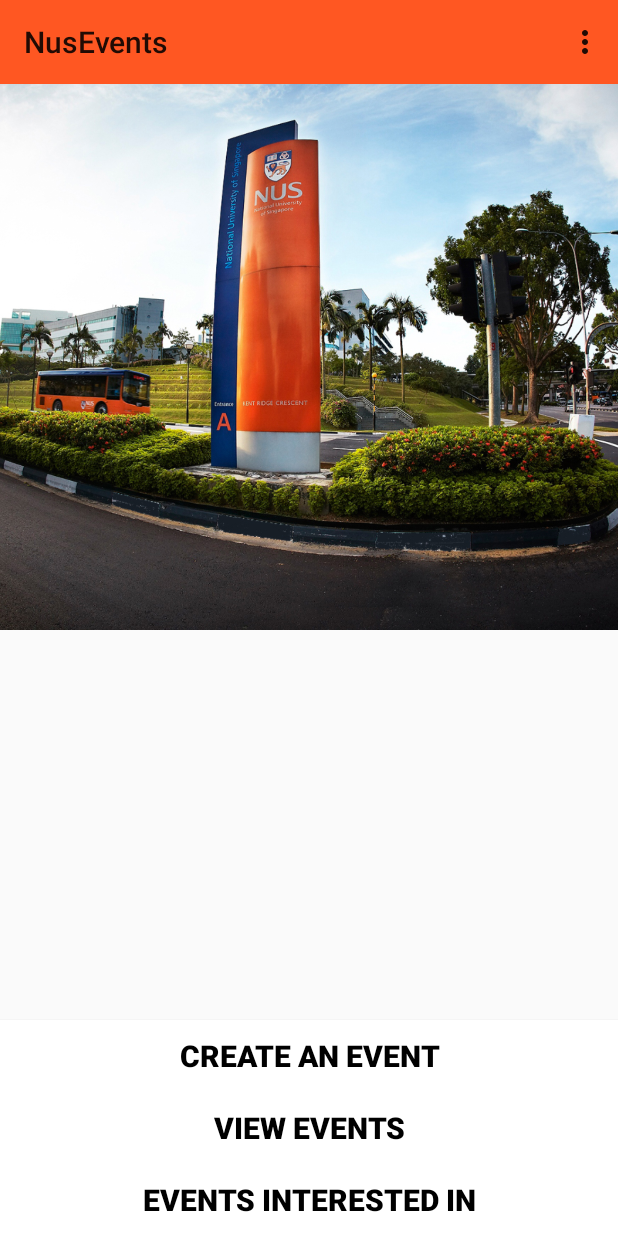
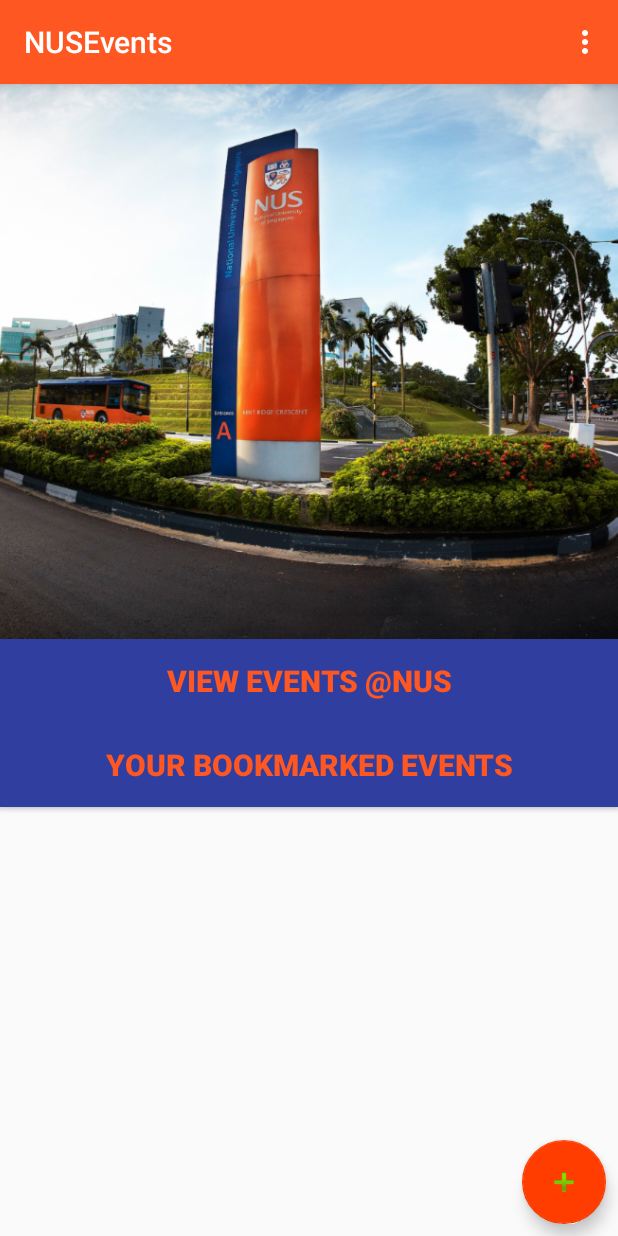
Before and after one commit to tshradheya/NUSEvents-Orbital, an Android app: the screen it shows after launch (MainActivity), on a phone screen of 412 x 824 dp. Run offline under Robolectric (Android 15) with nearby library versions, the phone set to English and light mode, and no system bars.

Commit message:
Changed interface. Floating button added. Few other changes

```diff
--- a/app/src/main/AndroidManifest.xml
+++ b/app/src/main/AndroidManifest.xml
@@ -4,11 +4,11 @@
 
     <application
         android:allowBackup="true"
-        android:icon="@mipmap/ic_launcher"
+        android:icon="@drawable/calendar"
         android:label="@string/app_name"
-        android:roundIcon="@mipmap/ic_launcher_round"
+        android:roundIcon="@drawable/calendar"
         android:supportsRtl="true"
-        android:theme="@style/Nustheme">
+        android:theme="@style/AppTheme">
         <activity android:name=".MainActivity">
             <intent-filter>
                 <action android:name="android.intent.action.MAIN" />
--- a/app/src/main/java/com/example/android/nusevents/MainActivity.java
+++ b/app/src/main/java/com/example/android/nusevents/MainActivity.java
@@ -14,8 +14,7 @@ public class MainActivity extends AppCompatActivity {
         super.onCreate(savedInstanceState);
         setContentView(R.layout.activity_main);
 
-        Toolbar mToolBar = (Toolbar)findViewById(R.id.toolbar3);
-        setSupportActionBar(mToolBar);
+
 
     }
 
--- a/app/src/main/res/layout/activity_main.xml
+++ b/app/src/main/res/layout/activity_main.xml
@@ -1,85 +1,83 @@
 <?xml version="1.0" encoding="utf-8"?>
-<android.support.constraint.ConstraintLayout xmlns:android="http://schemas.android.com/apk/res/android"
+<android.support.design.widget.CoordinatorLayout xmlns:android="http://schemas.android.com/apk/res/android"
     xmlns:app="http://schemas.android.com/apk/res-auto"
     xmlns:tools="http://schemas.android.com/tools"
     android:layout_width="match_parent"
     android:layout_height="match_parent"
-    tools:context="com.example.android.nusevents.MainActivity"
     >
 
     <RelativeLayout
-        android:layout_width="wrap_content"
-        android:layout_height="wrap_content"
+        xmlns:android="http://schemas.android.com/apk/res/android"
+        android:layout_width="match_parent"
+        android:layout_height="match_parent"
 
-        tools:layout_editor_absoluteY="0dp"
-        tools:layout_editor_absoluteX="0dp">
+        android:id="@+id/relativeLayout">
 
 
-    <ImageView
-        android:id="@+id/nushome"
-        android:layout_width="match_parent"
-        android:layout_height="370dp"
-        android:layout_weight="1"
-        android:src="@drawable/homescreen"
-        android:scaleType="centerCrop"
-        android:layout_marginTop="50dp"
-        />
+        <ImageView
+            android:id="@+id/nushome"
+            android:layout_width="match_parent"
+            android:layout_height="370dp"
 
-        <Button
-            android:id="@+id/button"
-            android:layout_width="match_parent"
-            android:layout_height="wrap_content"
-            android:text="CREATE AN EVENT"
-            android:layout_centerHorizontal="true"
-            android:layout_above="@+id/buttontwo"
-            android:layout_marginTop="10dp"
+            android:src="@drawable/homescreen"
+            android:scaleType="centerCrop"
+            android:foregroundGravity="top"
 
-            android:textSize="20sp"
-            android:textStyle="bold"
-            android:background="#ffffff"
-            android:textColor="#000000"
             />
 
         <Button
             android:id="@+id/buttontwo"
             android:layout_width="match_parent"
-            android:layout_height="wrap_content"
-            android:text="VIEW EVENTS"
+            android:layout_height="56dp"
+            android:text="VIEW EVENTS @NUS"
             android:layout_centerHorizontal="true"
             android:background="#ffffff"
-            android:layout_above="@+id/buttonthree"
             android:textSize="20sp"
             android:textStyle="bold"
-            android:textColor="#000000"
+            android:textColor="@color/colorPrimary"
+            android:backgroundTint="@color/colorPrimaryDark"
+            android:layout_below="@+id/nushome"
             />
 
         <Button
             android:id="@+id/buttonthree"
             android:layout_width="match_parent"
-            android:layout_height="wrap_content"
-            android:text="EVENTS INTERESTED IN"
-            android:layout_alignParentBottom="true"
+            android:layout_height="56dp"
+            android:text="YOUR BOOKMARKED EVENTS"
             android:background="#ffffff"
-            android:layout_below="@+id/button2"
             android:textSize="20sp"
             android:textStyle="bold"
 
-            android:textColor="#000000"
+            android:textColor="@color/colorPrimary"
+            android:backgroundTint="@color/colorPrimaryDark"
 
 
-            />
+            android:layout_below="@+id/buttontwo"
+            android:layout_alignParentLeft="true"
+            android:layout_alignParentStart="true" />
 
 
 
-        <android.support.v7.widget.Toolbar
-            android:id="@+id/toolbar3"
-            android:layout_width="match_parent"
-            android:layout_height="wrap_content"
-            android:background="?attr/colorPrimary"
-            android:minHeight="?attr/actionBarSize"
-            android:theme="?attr/actionBarTheme"
-            android:layout_centerHorizontal="true" />
+
+    </RelativeLayout>
+
+    <android.support.design.widget.FloatingActionButton
+        android:id="@+id/fab"
+        android:layout_width="wrap_content"
+        android:layout_height="wrap_content"
+        android:layout_alignParentEnd="true"
+        android:layout_alignParentRight="true"
+        android:layout_gravity="center_vertical|left"
+        android:contentDescription="Add New Event"
+        android:elevation="20dp"
+        android:src="@android:drawable/ic_input_add"
+        app:fabSize="normal"
+        app:layout_anchor="@+id/relativeLayout"
+        app:layout_anchorGravity="bottom|right"
+        android:layout_marginBottom="8dp"
+        android:layout_marginRight="8dp"
+        android:clickable="true"
 
 
-    </RelativeLayout>
-</android.support.constraint.ConstraintLayout>
+        />
+</android.support.design.widget.CoordinatorLayout>
--- a/app/src/main/res/values/colors.xml
+++ b/app/src/main/res/values/colors.xml
@@ -1,6 +1,6 @@
 <?xml version="1.0" encoding="utf-8"?>
 <resources>
-    <color name="colorPrimary">#3F51B5</color>
+    <color name="colorPrimary">#FF5722</color>
     <color name="colorPrimaryDark">#303F9F</color>
-    <color name="colorAccent">#FF4081</color>
+    <color name="colorAccent">#FF3D00</color>
 </resources>
--- a/app/src/main/res/values/strings.xml
+++ b/app/src/main/res/values/strings.xml
@@ -1,3 +1,3 @@
 <resources>
-    <string name="app_name">NusEvents</string>
+    <string name="app_name">NUSEvents</string>
 </resources>
--- a/app/src/main/res/values/styles.xml
+++ b/app/src/main/res/values/styles.xml
@@ -8,15 +8,4 @@
         <item name="colorAccent">@color/colorAccent</item>
     </style>
 
-    <style name="Nustheme" parent="Theme.AppCompat.Light.NoActionBar">
-        <!-- Customize your theme here. -->
-        <item name="colorPrimary">#FF5722</item>
-        <item name="colorPrimaryDark">#01579B</item>
-
-        <item name="android:navigationBarColor">#01579B</item>
-        <item name="android:actionBarTabTextStyle">@style/Base.TextAppearance.AppCompat</item>
-
-
-    </style>
-
 </resources>
```
Also changed, not shown: app/src/main/res/drawable-hdpi/calendar.png (added), app/src/main/res/drawable-hdpi/homescreen.png (added), app/src/main/res/drawable-mdpi/calendar.png (added), app/src/main/res/drawable-mdpi/homescreen.png (added), app/src/main/res/drawable-xhdpi/calendar.png (added), app/src/main/res/drawable-xxhdpi/calendar.png (added), app/src/main/res/drawable-xxxhdpi/calendar.png (added), app/src/main/res/drawable/homescreen2.jpg (deleted), 3 other files.
